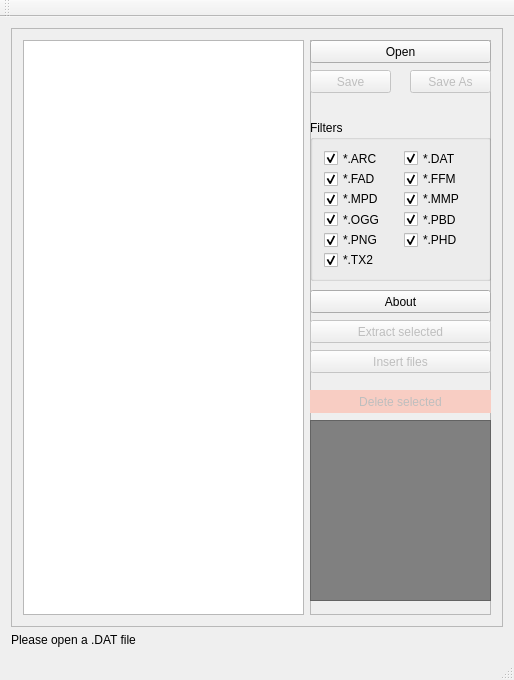
This is pg_disatools_gui/mainwindow.ui in ProgSys/pg_disatools as Qt 5 draws it before an edit. The edited form follows.
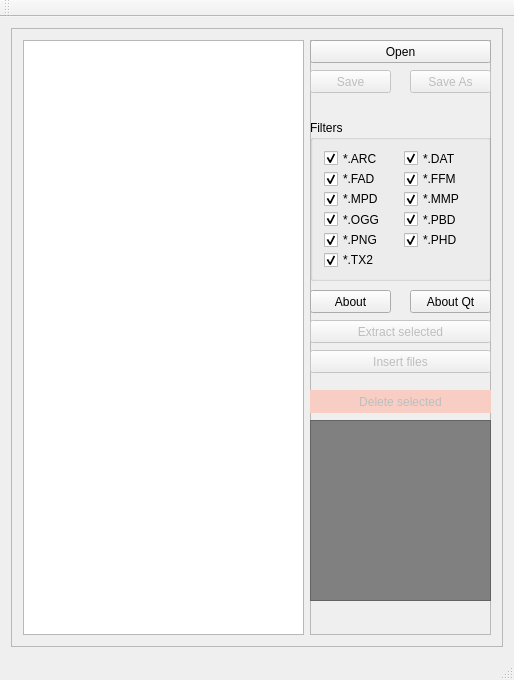
This is the edited form.

```diff
--- a/pg_disatools_gui/mainwindow.ui
+++ b/pg_disatools_gui/mainwindow.ui
@@ -101,7 +101,7 @@
            <rect>
             <x>0</x>
             <y>250</y>
-            <width>181</width>
+            <width>81</width>
             <height>23</height>
            </rect>
           </property>
@@ -333,24 +333,24 @@
            <string>Save As</string>
           </property>
          </widget>
+         <widget class="QPushButton" name="btnAboutQt">
+          <property name="geometry">
+           <rect>
+            <x>100</x>
+            <y>250</y>
+            <width>81</width>
+            <height>23</height>
+           </rect>
+          </property>
+          <property name="text">
+           <string>About Qt</string>
+          </property>
+         </widget>
         </widget>
        </item>
       </layout>
      </widget>
     </item>
-    <item>
-     <widget class="QLabel" name="labelInfo">
-      <property name="maximumSize">
-       <size>
-        <width>16777215</width>
-        <height>20</height>
-       </size>
-      </property>
-      <property name="text">
-       <string>Please open a .DAT file</string>
-      </property>
-     </widget>
-    </item>
    </layout>
   </widget>
   <widget class="QMenuBar" name="menuBar">
```
